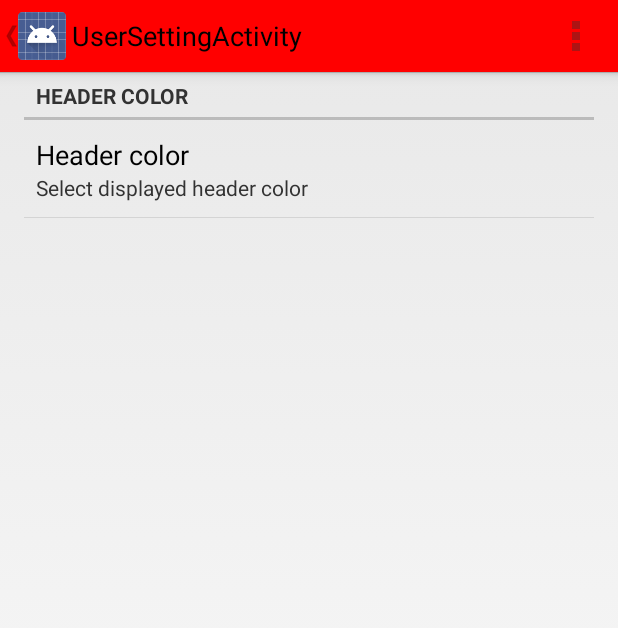
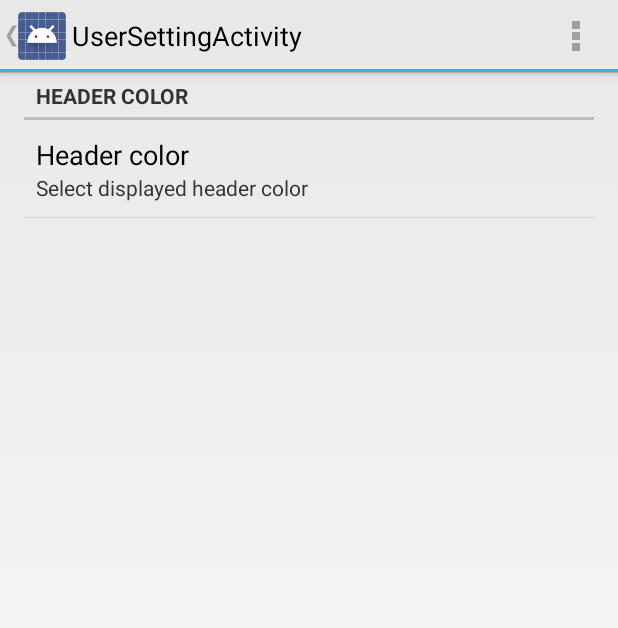
Before and after one commit to aleung-c/Contact_Managing_Android_app, an Android app: the UserSettingActivity screen opened directly, with no data from a screen before it, on a phone screen of 412 x 824 dp. Shown: the top 628 px of the screen. Run offline under Robolectric (Android 15) with nearby library versions, the phone set to English and light mode, and no system bars.

Commit message:
push from home. settings, rest le toast et la cmd sms

```diff
--- a/app/src/main/java/com/example/aleung_c/ft_hangouts/AppUtils.java
+++ b/app/src/main/java/com/example/aleung_c/ft_hangouts/AppUtils.java
@@ -21,8 +21,8 @@ public class AppUtils extends Activity {
         SharedPreferences setval = PreferenceManager.getDefaultSharedPreferences(context);
         String colors = setval.getString("header_color", "DEFAULT");
 
-        // TODO : gerer le cas "color == default == > unset"
-        if (colors.equals("black"))
+        // TODO : gerer le cas "color == default == > unset" => FAIT, a test.
+        if (colors.isEmpty() || colors.equals("black"))
         {
             Activity activity = (Activity) context;
             ActionBar ab = activity.getActionBar();
--- a/app/src/main/java/com/example/aleung_c/ft_hangouts/UserSettingActivity.java
+++ b/app/src/main/java/com/example/aleung_c/ft_hangouts/UserSettingActivity.java
@@ -1,8 +1,12 @@
 package com.example.aleung_c.ft_hangouts;
 
+import android.content.Context;
+import android.content.Intent;
 import android.content.SharedPreferences;
 import android.preference.ListPreference;
+import android.preference.Preference;
 import android.preference.PreferenceCategory;
+import android.support.v4.content.IntentCompat;
 import android.support.v7.app.AppCompatActivity;
 import android.os.Bundle;
 import android.view.Menu;
@@ -18,8 +22,17 @@ public class UserSettingActivity extends PreferenceActivity {
         super.onCreate(savedInstanceState);
 
         addPreferencesFromResource(R.layout.activity_user_setting);
+        final ListPreference mylistpref = (ListPreference) findPreference("header_color");
+        final Context context = this;
+        mylistpref.setOnPreferenceChangeListener(new Preference.OnPreferenceChangeListener() {
+            public boolean onPreferenceChange(Preference preference, Object newValue) {
+                Intent intent = new Intent(getApplicationContext(), MainActivity.class);
+                intent.addFlags(Intent.FLAG_ACTIVITY_NEW_TASK | IntentCompat.FLAG_ACTIVITY_CLEAR_TASK);
+                startActivity(intent);
+                return true;
+            }
 
-        // TODO : add onclick listener
+        });
     }
 
     @Override
--- a/app/src/main/res/layout/activity_user_setting.xml
+++ b/app/src/main/res/layout/activity_user_setting.xml
@@ -13,6 +13,7 @@
             android:summary="@string/settings_header_color_select_summary"
             android:entryValues="@array/header_colors_array"
             android:title="@string/settings_header_color_select_label"
+
             />
     </PreferenceCategory>
 
--- a/app/src/main/res/values/arrays.xml
+++ b/app/src/main/res/values/arrays.xml
@@ -2,7 +2,8 @@
 <resources>
     <string-array
         name="header_colors_array"
-        defaultValue="black">
+        defaultValue="black"
+        >
         <item name="black">black</item>
         <item name="red">red</item>
         <item name="blue">blue</item>
--- a/app/src/main/res/values/styles.xml
+++ b/app/src/main/res/values/styles.xml
@@ -7,7 +7,7 @@
     </style>
 
     <style name="MyActionBar" parent="@android:style/Widget.Holo.Light.ActionBar">
-        <item name="android:background">#FF0000</item>
+
     </style>
 
     <!--<style name="MyActionBarTitle" parent="@style/TextAppearance.AppCompat.Widget.ActionBar.Title">-->
```
Also changed, not shown: 1 other file.
